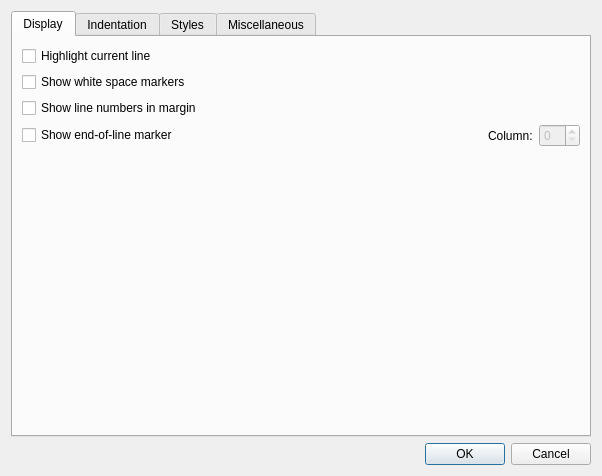
Old version of the form trunk/editor/configdialog.ui in the repository cpackham/kscope.
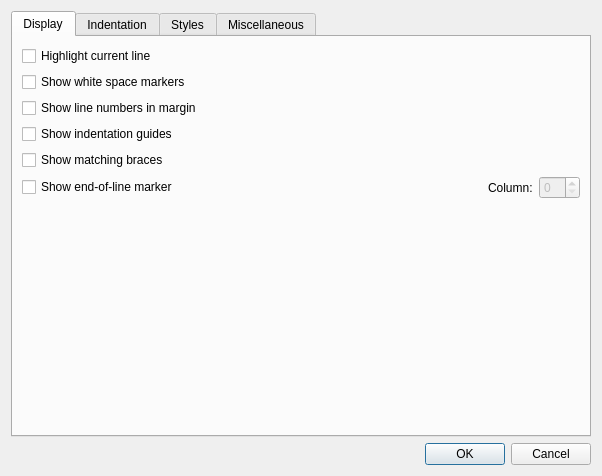
New version of the form.

Commit message:
editor: brace matching, indent guides
Add support for highlighting the matching brace when the cursor is
over a brace. Add support for indicating where the level of indenting
should be (a.k.a. indentation guides).

Both of these features are configurable from the configure editor
dialog.

Diff of the .ui file:
```diff
--- a/trunk/editor/configdialog.ui
+++ b/trunk/editor/configdialog.ui
@@ -45,7 +45,21 @@
         </widget>
        </item>
        <item>
-        <layout class="QHBoxLayout" name="horizontalLayout_6" >
+        <widget class="QCheckBox" name="indentGuidesCheck_">
+         <property name="text">
+          <string>Show indentation guides</string>
+         </property>
+        </widget>
+       </item>
+       <item>
+        <widget class="QCheckBox" name="matchBracesCheck_">
+         <property name="text">
+          <string>Show matching braces</string>
+         </property>
+        </widget>
+       </item>
+       <item>
+        <layout class="QHBoxLayout" name="horizontalLayout_6">
          <item>
           <widget class="QCheckBox" name="eolMarkerCheck_" >
            <property name="text" >
```
Left out of the diff: 259 changed lines with no effect on the pictures. The commit also changes 3 other files.
